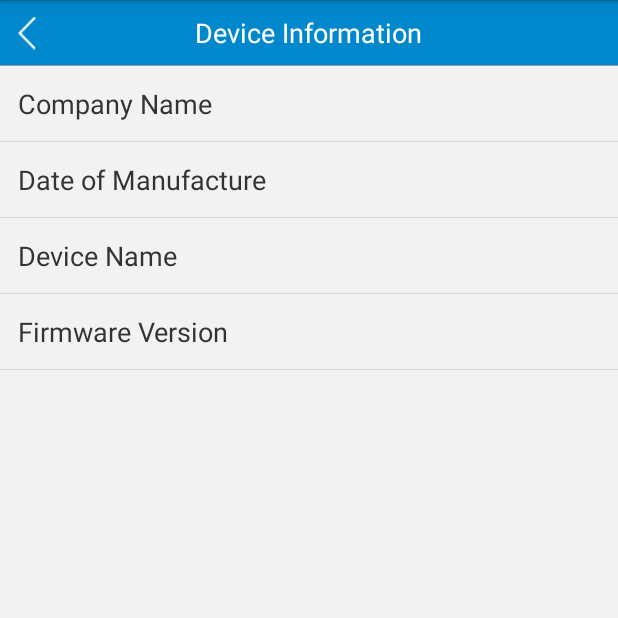
After one commit to MokoLife/mokoLife_Android, an Android app: the DeviceInfoActivity screen opened directly, with no data from a screen before it, on a phone screen of 412 x 824 dp, the top half of it. The commit adds this screen. Run offline under Robolectric (Android 15) with nearby library versions, the phone set to English and light mode, and no system bars; our stand-ins replace ButterKnife.

Commit message:
添加设备信息

```diff
--- a/app/src/main/java/com/moko/life/AppConstants.java
+++ b/app/src/main/java/com/moko/life/AppConstants.java
@@ -9,6 +9,7 @@ public class AppConstants {
     public static final String PATTERN_YYYY_MM_DD_HH_MM = "yyyy-MM-dd HH:mm";
     // action
     public static final String ACTION_FINISH_ACTIVITY = "com.moko.life.action.finishActivity";
+    public static final String ACTION_MODIFY_NAME = "com.moko.life.action.ACTION_MODIFY_NAME";
     // sp
     public static final String SP_NAME = "sp_name_life";
     public static final String SP_KEY_MQTT_CONFIG = "SP_KEY_MQTT_CONFIG";
--- a/app/src/main/java/com/moko/life/activity/DeviceDetailActivity.java
+++ b/app/src/main/java/com/moko/life/activity/DeviceDetailActivity.java
@@ -140,6 +140,9 @@ public class DeviceDetailActivity extends BaseActivity {
     }
 
     public void more(View view) {
+        Intent intent = new Intent(this, MoreActivity.class);
+        intent.putExtra(AppConstants.EXTRA_KEY_DEVICE, mokoDevice);
+        startActivity(intent);
     }
 
     public void timerClick(View view) {
--- /dev/null
+++ b/app/src/main/java/com/moko/life/activity/DeviceInfoActivity.java
@@ -0,0 +1,51 @@
+package com.moko.life.activity;
+
+import android.os.Bundle;
+import android.view.View;
+import android.widget.TextView;
+
+import com.moko.life.AppConstants;
+import com.moko.life.R;
+import com.moko.life.base.BaseActivity;
+import com.moko.life.entity.MokoDevice;
+
+import butterknife.Bind;
+import butterknife.ButterKnife;
+
+/**
+ * @Date 2018/6/7
+ * @Author wenzheng.liu
+ * @Description
+ * @ClassPath com.moko.life.activity.DeviceInfoActivity
+ */
+public class DeviceInfoActivity extends BaseActivity {
+
+    @Bind(R.id.tv_company_name)
+    TextView tvCompanyName;
+    @Bind(R.id.tv_device_date)
+    TextView tvDeviceDate;
+    @Bind(R.id.tv_device_name)
+    TextView tvDeviceName;
+    @Bind(R.id.tv_device_version)
+    TextView tvDeviceVersion;
+    private MokoDevice mokoDevice;
+
+    @Override
+    protected void onCreate(Bundle savedInstanceState) {
+        super.onCreate(savedInstanceState);
+        setContentView(R.layout.activity_device_info);
+        ButterKnife.bind(this);
+        if (getIntent().getExtras() != null) {
+            mokoDevice = (MokoDevice) getIntent().getSerializableExtra(AppConstants.EXTRA_KEY_DEVICE);
+            tvCompanyName.setText(mokoDevice.company_name);
+            tvDeviceDate.setText(mokoDevice.production_date);
+            tvDeviceName.setText(mokoDevice.product_model);
+            tvDeviceVersion.setText(mokoDevice.firmware_version);
+        }
+
+    }
+
+    public void back(View view) {
+        finish();
+    }
+}
--- a/app/src/main/java/com/moko/life/base/BaseActivity.java
+++ b/app/src/main/java/com/moko/life/base/BaseActivity.java
@@ -102,7 +102,7 @@ public class BaseActivity extends FragmentActivity {
         mLoadingDialog = new ProgressDialog(this);
         mLoadingDialog.requestWindowFeature(Window.FEATURE_NO_TITLE);
         mLoadingDialog.setCanceledOnTouchOutside(false);
-        mLoadingDialog.setCancelable(false);
+        mLoadingDialog.setCancelable(true);
         mLoadingDialog.setProgressStyle(ProgressDialog.STYLE_SPINNER);
         mLoadingDialog.setMessage(loadingText);
         if (!isFinishing() && mLoadingDialog != null && !mLoadingDialog.isShowing()) {
--- a/app/src/main/java/com/moko/life/entity/MokoDevice.java
+++ b/app/src/main/java/com/moko/life/entity/MokoDevice.java
@@ -28,6 +28,10 @@ public class MokoDevice implements Serializable {
     public String mac;
     public boolean on_off;
     public String topicPre;
+    public String company_name;
+    public String production_date;
+    public String product_model;
+    public String firmware_version;
     public ArrayList<String> subscribeTopics;
 
     public String getTopicPre() {
--- /dev/null
+++ b/app/src/main/res/layout/activity_device_info.xml
@@ -0,0 +1,152 @@
+<?xml version="1.0" encoding="utf-8"?>
+<LinearLayout xmlns:android="http://schemas.android.com/apk/res/android"
+    android:layout_width="match_parent"
+    android:layout_height="match_parent"
+    android:background="@color/grey_f2f2f2"
+    android:orientation="vertical">
+
+    <RelativeLayout
+        android:layout_width="match_parent"
+        android:layout_height="44dp"
+        android:background="@color/blue_0188cc">
+
+        <ImageView
+            android:layout_width="wrap_content"
+            android:layout_height="match_parent"
+            android:onClick="back"
+            android:paddingLeft="12dp"
+            android:paddingRight="12dp"
+            android:scaleType="fitCenter"
+            android:src="@drawable/back" />
+
+        <TextView
+            android:layout_width="wrap_content"
+            android:layout_height="wrap_content"
+            android:layout_centerInParent="true"
+            android:text="@string/device_info_title"
+            android:textColor="@color/white_ffffff"
+            android:textSize="18sp" />
+
+
+        <View
+            style="@style/divider_line"
+            android:layout_alignParentBottom="true"
+            android:background="@color/grey_999999" />
+    </RelativeLayout>
+
+    <LinearLayout
+        android:layout_width="match_parent"
+        android:layout_height="50dp"
+        android:paddingLeft="12dp"
+        android:paddingRight="12dp">
+
+        <TextView
+            android:layout_width="0dp"
+            android:layout_height="wrap_content"
+            android:layout_gravity="center_vertical"
+            android:layout_weight="1.0"
+            android:text="@string/device_info_company"
+            android:textColor="@color/black_333333"
+            android:textSize="18sp" />
+
+        <TextView
+            android:id="@+id/tv_company_name"
+            android:layout_width="wrap_content"
+            android:layout_height="wrap_content"
+            android:layout_gravity="center_vertical"
+            android:textColor="@color/grey_808080"
+            android:textSize="13sp" />
+    </LinearLayout>
+
+    <View
+        style="@style/divider_line"
+        android:layout_alignParentBottom="true"
+        android:background="@color/grey_d9d9d9" />
+
+    <LinearLayout
+        android:layout_width="match_parent"
+        android:layout_height="50dp"
+        android:paddingLeft="12dp"
+        android:paddingRight="12dp">
+
+        <TextView
+            android:layout_width="0dp"
+            android:layout_height="wrap_content"
+            android:layout_gravity="center_vertical"
+            android:layout_weight="1.0"
+            android:text="@string/device_info_date"
+            android:textColor="@color/black_333333"
+            android:textSize="18sp" />
+
+        <TextView
+            android:id="@+id/tv_device_date"
+            android:layout_width="wrap_content"
+            android:layout_height="wrap_content"
+            android:layout_gravity="center_vertical"
+            android:textColor="@color/grey_808080"
+            android:textSize="13sp" />
+    </LinearLayout>
+
+    <View
+        style="@style/divider_line"
+        android:layout_alignParentBottom="true"
+        android:background="@color/grey_d9d9d9" />
+
+    <LinearLayout
+        android:layout_width="match_parent"
+        android:layout_height="50dp"
+        android:paddingLeft="12dp"
+        android:paddingRight="12dp">
+
+        <TextView
+            android:layout_width="0dp"
+            android:layout_height="wrap_content"
+            android:layout_gravity="center_vertical"
+            android:layout_weight="1.0"
+            android:text="@string/device_info_name"
+            android:textColor="@color/black_333333"
+            android:textSize="18sp" />
+
+        <TextView
+            android:id="@+id/tv_device_name"
+            android:layout_width="wrap_content"
+            android:layout_height="wrap_content"
+            android:layout_gravity="center_vertical"
+            android:textColor="@color/grey_808080"
+            android:textSize="13sp" />
+    </LinearLayout>
+
+    <View
+        style="@style/divider_line"
+        android:layout_alignParentBottom="true"
+        android:background="@color/grey_d9d9d9" />
+
+    <LinearLayout
+        android:layout_width="match_parent"
+        android:layout_height="50dp"
+        android:paddingLeft="12dp"
+        android:paddingRight="12dp">
+
+        <TextView
+            android:layout_width="0dp"
+            android:layout_height="wrap_content"
+            android:layout_gravity="center_vertical"
+            android:layout_weight="1.0"
+            android:text="@string/device_info_version"
+            android:textColor="@color/black_333333"
+            android:textSize="18sp" />
+
+        <TextView
+            android:id="@+id/tv_device_version"
+            android:layout_width="wrap_content"
+            android:layout_height="wrap_content"
+            android:layout_gravity="center_vertical"
+            android:textColor="@color/grey_808080"
+            android:textSize="13sp" />
+    </LinearLayout>
+
+    <View
+        style="@style/divider_line"
+        android:layout_alignParentBottom="true"
+        android:background="@color/grey_d9d9d9" />
+</LinearLayout>
--- a/app/src/main/res/values/strings.xml
+++ b/app/src/main/res/values/strings.xml
@@ -85,4 +85,20 @@
     <string name="countdown_timer_on">Countdown timer (on)</string>
     <string name="countdown_timer_off">Countdown timer (off)</string>
 
+    <string name="more_title">More</string>
+    <string name="more_modify_name">Modify device name</string>
+    <string name="more_modify_name_title">Modify Device Name</string>
+    <string name="more_modify_name_tips">Device name can\'t be blank</string>
+    <string name="more_device_info">Device information</string>
+    <string name="more_new_firmware">Check the new firmware version</string>
+    <string name="more_remove_device">Remove Device</string>
+    <string name="more_reset">Reset</string>
+
+    <string name="device_info_title">Device Information</string>
+    <string name="device_info_company">Company Name</string>
+    <string name="device_info_date">Date of Manufacture</string>
+    <string name="device_info_name">Device Name</string>
+    <string name="device_info_version">Firmware Version</string>
+
+
 </resources>
--- a/mokosupport/src/main/java/com/moko/support/MokoSupport.java
+++ b/mokosupport/src/main/java/com/moko/support/MokoSupport.java
@@ -79,6 +79,12 @@ public class MokoSupport {
         }
     }
 
+    public void unSubscribe(String topic) throws MqttException {
+        if (mqttAndroidClient != null) {
+            mqttAndroidClient.unsubscribe(topic, null, new ActionListener(mContext, ActionListener.Action.UNSUBSCRIBE));
+        }
+    }
+
     public void publish(String topic, MqttMessage message) throws MqttException {
         if (mqttAndroidClient != null) {
             mqttAndroidClient.publish(topic, message, null, new ActionListener(mContext, ActionListener.Action.PUBLISH));
```
Also changed, not shown: app/src/main/AndroidManifest.xml (+8 -0 lines), app/src/main/java/com/moko/life/activity/MainActivity.java (+11 -1 lines), app/src/main/java/com/moko/life/activity/MoreActivity.java (added, +221 -0 lines), app/src/main/res/layout/activity_more.xml (added, +151 -0 lines), app/src/main/res/layout/modify_name.xml (added, +30 -0 lines), mokosupport/src/main/java/com/moko/support/MokoConstants.java (+8 -4 lines), mokosupport/src/main/java/com/moko/support/callback/ActionListener.java (+38 -1 lines).
